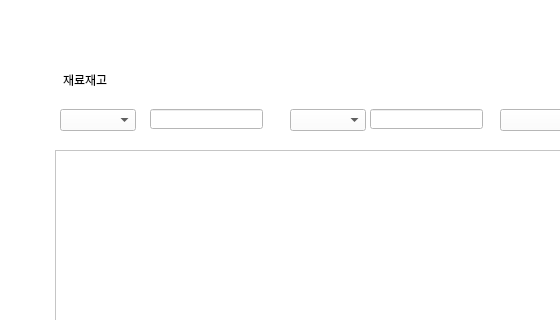
Qt form smartstore.ui (soyyoonn/SMARTSTORE) before a commit; both pictures show x 0 to 560 and y 321 to 641 of the 1059 by 835 pixel window.
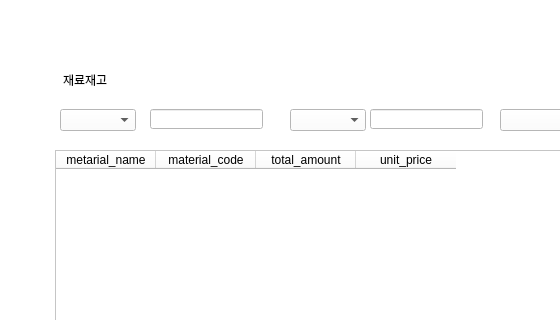
The same form after that commit.

Commit message: 재고에 테이블위젯 추가

Diff of the .ui file:
```diff
--- a/smartstore.ui
+++ b/smartstore.ui
@@ -834,6 +834,26 @@
        <height>271</height>
       </rect>
      </property>
+     <column>
+      <property name="text">
+       <string>metarial_name</string>
+      </property>
+     </column>
+     <column>
+      <property name="text">
+       <string>material_code</string>
+      </property>
+     </column>
+     <column>
+      <property name="text">
+       <string>total_amount</string>
+      </property>
+     </column>
+     <column>
+      <property name="text">
+       <string>unit_price</string>
+      </property>
+     </column>
     </widget>
    </widget>
    <widget class="QWidget" name="page_5">
```
